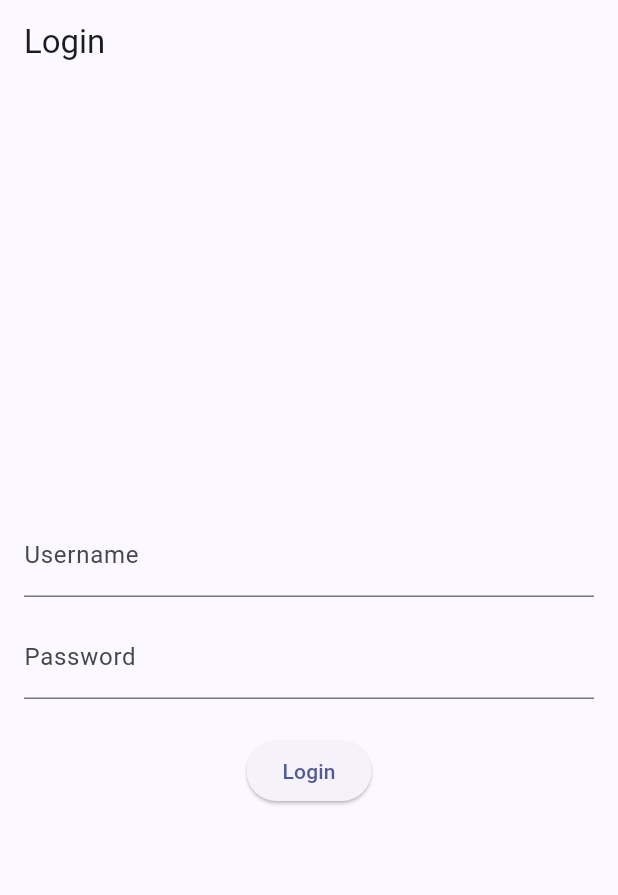
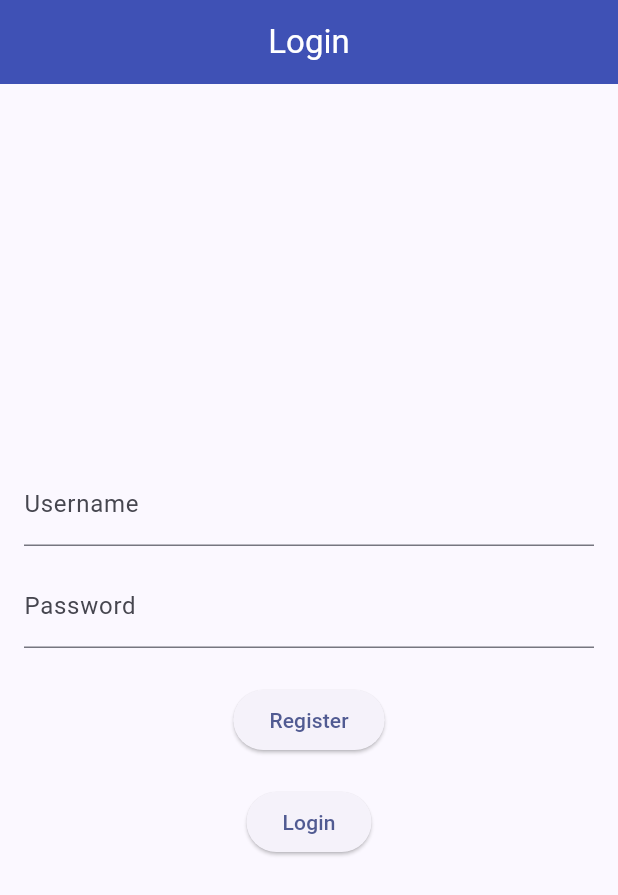
Before and after one commit to MRadhityaUtomo/inventory-mobile, a Flutter app: the screen it shows after launch, on a phone screen of 412 x 824 dp. Shown: the top 895 px of the screen. Run offline on Flutter 3.47's test engine with Material 2 defaults, Android fonts, the phone set to English and light mode, and no system bars; missing offline and left inert: pbp_django_auth.

Commit message:
tugas 9 done

```diff
--- a/lib/screens/login.dart
+++ b/lib/screens/login.dart
@@ -2,6 +2,7 @@ import 'package:inventory_mobile/screens/menu.dart';
 import 'package:flutter/material.dart';
 import 'package:pbp_django_auth/pbp_django_auth.dart';
 import 'package:provider/provider.dart';
+import 'package:inventory_mobile/screens/register.dart';
 
 void main() {
     runApp(const LoginApp());
@@ -37,9 +38,16 @@ class _LoginPageState extends State<LoginPage> {
     Widget build(BuildContext context) {
         final request = context.watch<CookieRequest>();
         return Scaffold(
-            appBar: AppBar(
-                title: const Text('Login'),
+          appBar: AppBar(
+            automaticallyImplyLeading: false,
+            title: const Center(
+              child: Text(
+                'Login',
+              ),
             ),
+            backgroundColor: Colors.indigo,
+            foregroundColor: Colors.white,
+          ),
             body: Container(
                 padding: const EdgeInsets.all(16.0),
                 child: Column(
@@ -61,14 +69,24 @@ class _LoginPageState extends State<LoginPage> {
                         ),
                         const SizedBox(height: 24.0),
                         ElevatedButton(
+                          onPressed: () {
+                              _usernameController.clear();
+                              _passwordController.clear();
+                              Navigator.push(
+                                context,
+                                MaterialPageRoute(
+                                  builder: (context) => const RegistrationPage(),
+                                ),
+                              );
+                          },
+                          child: const Text('Register'),
+                        ),
+                        const SizedBox(height: 20),
+                        ElevatedButton(
                             onPressed: () async {
                                 String username = _usernameController.text;
                                 String password = _passwordController.text;
 
-                                // Cek kredensial
-                                // TODO: Ganti URL dan jangan lupa tambahkan trailing slash (/) di akhir URL!
-                                // Untuk menyambungkan Android emulator dengan Django pada localhost, [DONE]
-                                // gunakan URL http://10.0.2.2/
                                 final response = await request.login("http://127.0.0.1:8000/auth/login/", {
                                 'username': username,
                                 'password': password,
--- a/lib/screens/register.dart
+++ b/lib/screens/register.dart
@@ -73,7 +73,7 @@ class _RegistrationPageState extends State<RegistrationPage> {
                     return; // Stop eksekusi jika input tidak valid
                   }
 
-                  final response = await request.post("http://127.0.0.1:8000/", {
+                  final response = await request.post("http://127.0.0.1:8000/auth/register/", {
                   'username': username,
                   'password': password,
                   });
```
Also changed, not shown: lib/widgets/left_drawer.dart (+0 -11 lines).
